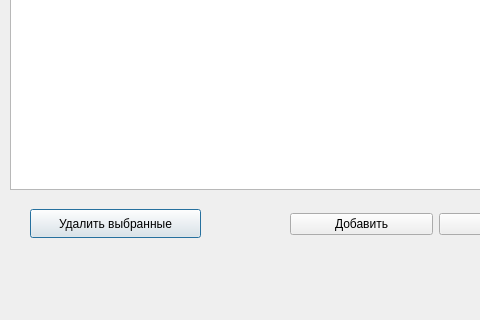
Before: the Qt Designer form ContactsDialog.ui in okostynchuk/Outcall, drawn with Qt 5; both pictures show x 0 to 480 and y 121 to 441 of the 630 by 441 pixel window.
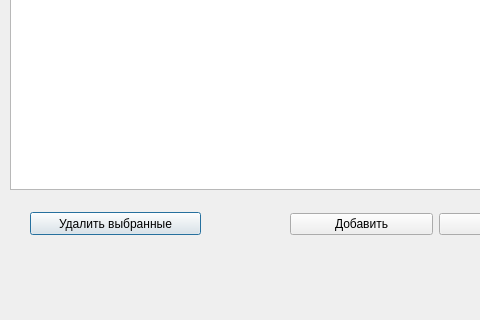
After: the same form once the commit is applied.

Commit message: table view full screen

Diff of the .ui file:
```diff
--- a/ContactsDialog.ui
+++ b/ContactsDialog.ui
@@ -33,9 +33,9 @@
    <property name="geometry">
     <rect>
      <x>30</x>
-     <y>330</y>
+     <y>333</y>
      <width>171</width>
-     <height>29</height>
+     <height>23</height>
     </rect>
    </property>
    <property name="minimumSize">
```
The commit also changes 1 other file.
